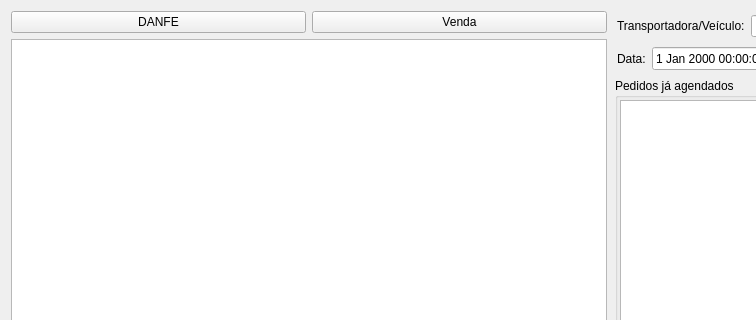
This is ui/widgetlogisticaagendarcoleta.ui in darktorres/ERP-STACCATO as Qt 5 draws it before an edit; both pictures show x 0 to 756 and y 0 to 320 of the 1132 by 720 pixel window. The edited form follows.
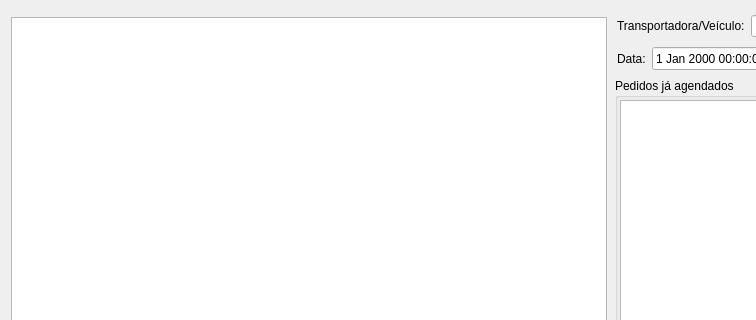
This is the edited form. Custom widgets are drawn as their Qt base class.

Patch:
```diff
--- a/ui/widgetlogisticaagendarcoleta.ui
+++ b/ui/widgetlogisticaagendarcoleta.ui
@@ -391,24 +391,6 @@
      </property>
     </widget>
    </item>
-   <item row="0" column="0" colspan="3">
-    <layout class="QGridLayout" name="gridLayout_2">
-     <item row="0" column="2">
-      <widget class="QPushButton" name="pushButtonVenda">
-       <property name="text">
-        <string>Venda</string>
-       </property>
-      </widget>
-     </item>
-     <item row="0" column="1">
-      <widget class="QPushButton" name="pushButtonDanfe">
-       <property name="text">
-        <string>DANFE</string>
-       </property>
-      </widget>
-     </item>
-    </layout>
-   </item>
    <item row="3" column="0" colspan="3">
     <layout class="QHBoxLayout" name="horizontalLayout">
      <item>
```
Left out of the diff: 2 changed lines with no effect on the pictures.
